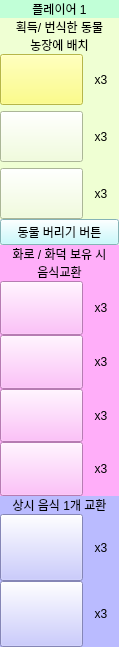
Before: the Qt Designer form Agricola_Front/data/Basic/sidebar.ui in kimmoney/Agricola, drawn with Qt 5.
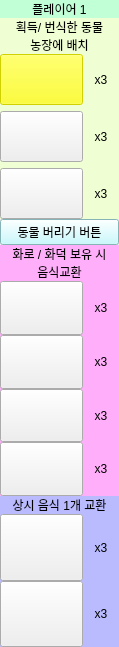
After: the same form once the commit is applied. Icons and pictures are not drawn.

Commit message: 사이드바 수정

```diff
--- a/Agricola_Front/data/Basic/sidebar.ui
+++ b/Agricola_Front/data/Basic/sidebar.ui
@@ -87,7 +87,7 @@
         </sizepolicy>
        </property>
        <property name="styleSheet">
-        <string notr="true">background-color: rgb(239, 255, 211);</string>
+        <string notr="true">QWidget#verticalWidget_2{background-color: rgb(239, 255, 211);}</string>
        </property>
        <layout class="QVBoxLayout" name="verticalLayout_13">
         <property name="spacing">
@@ -202,6 +202,9 @@
            </item>
            <item row="0" column="0">
             <widget class="QPushButton" name="btn_sheep">
+             <property name="enabled">
+              <bool>false</bool>
+             </property>
              <property name="sizePolicy">
               <sizepolicy hsizetype="Minimum" vsizetype="Minimum">
                <horstretch>0</horstretch>
@@ -209,8 +212,8 @@
               </sizepolicy>
              </property>
              <property name="styleSheet">
-              <string notr="true">border-image: url(:/newPrefix/images/sheep.png);
-background-color: rgb(255, 255, 102);</string>
+              <string notr="true">
+QPushButton:disabled {background-color: yellow;}</string>
              </property>
              <property name="text">
               <string/>
@@ -278,7 +281,7 @@
      <item>
       <widget class="QWidget" name="verticalWidget_4" native="true">
        <property name="styleSheet">
-        <string notr="true">background-color: rgb(255, 174, 249);</string>
+        <string notr="true">QWidget#verticalWidget_4{background-color: rgb(255, 174, 249);}</string>
        </property>
        <layout class="QVBoxLayout" name="verticalLayout_15">
         <property name="spacing">
@@ -457,7 +460,7 @@
      <item>
       <widget class="QWidget" name="verticalWidget_5" native="true">
        <property name="styleSheet">
-        <string notr="true">background-color: rgb(186, 187, 255);</string>
+        <string notr="true">QWidget#verticalWidget_5{background-color: rgb(186, 187, 255);}</string>
        </property>
        <layout class="QVBoxLayout" name="verticalLayout_16" stretch="1,2">
         <property name="spacing">
```
The commit also changes 1 other file.
